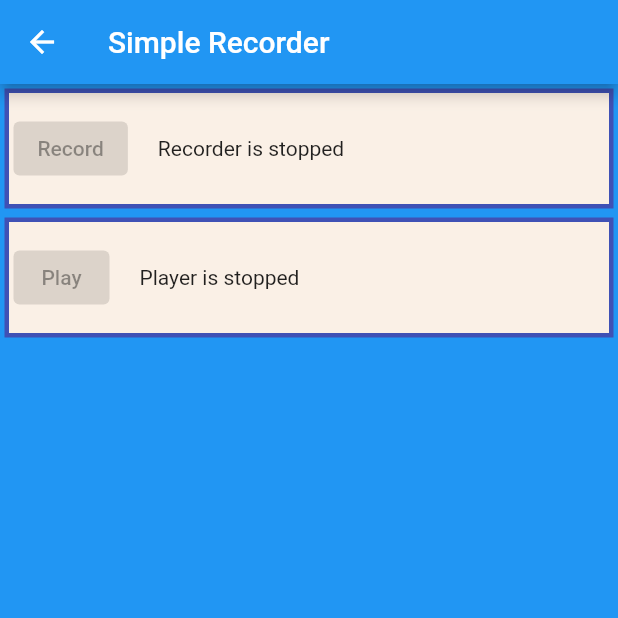
After one commit to Jackpanger/Garbage_Classification, a Flutter app: the VoicePage screen opened directly, on a phone screen of 412 x 824 dp, the top half of it. The commit adds this screen. Run offline on Flutter 3.47's test engine with Material 2 defaults, Android fonts, the phone set to English and light mode, and no system bars; our stand-ins replace date_format, dio, flutter_swiper, fluttertoast, image_picker, permission_handler and 1 more; missing offline and left inert: flutter_cupertino_date_picker_fork, flutter_sound; accounts and stored records are empty; network calls fail; statements that could not run were skipped.

Commit message:
image recognition and voice recognition

```diff
--- /dev/null
+++ b/lib/pages/home/voice.dart
@@ -0,0 +1,223 @@
+import 'dart:async';
+import 'package:dio/dio.dart';
+import 'package:flutter/foundation.dart' show kIsWeb;
+import 'package:flutter/material.dart';
+import 'package:flutter_sound/flutter_sound.dart';
+import 'package:path_provider/path_provider.dart';
+import 'package:permission_handler/permission_handler.dart';
+
+typedef Fn = void Function();
+
+class VoicePage extends StatefulWidget {
+  @override
+  _VoicePageState createState() => _VoicePageState();
+}
+
+class _VoicePageState extends State<VoicePage> {
+  FlutterSoundPlayer _mPlayer = FlutterSoundPlayer();
+  FlutterSoundRecorder _mRecorder = FlutterSoundRecorder();
+  bool _mPlayerIsInited = false;
+  bool _mRecorderIsInited = false;
+  bool _mplaybackReady = false;
+
+  String _mPath='/data/user/0/com.example.garbage_classification/cache/flutter_sound_example.pcm';
+
+  @override
+  void initState() {
+    _mPlayer.openAudioSession().then((value) {
+      setState(() {
+        // var tempDir = await getTemporaryDirectory();
+        // ${tempDir.path}/
+        // _mPath =
+        print(_mPath);
+        _mPlayerIsInited = true;
+      });
+    });
+
+    openTheRecorder().then((value) {
+      setState(() {
+        _mRecorderIsInited = true;
+      });
+    });
+    super.initState();
+  }
+
+  @override
+  void dispose() {
+    _mPlayer.closeAudioSession();
+    _mPlayer = null;
+
+    _mRecorder.closeAudioSession();
+    _mRecorder = null;
+    super.dispose();
+  }
+
+  Future<Map> _getData(_mPath) async {
+    FormData formData = new FormData.fromMap({
+      "key":"c68b31c7fd6da492daceb9b059456e41",
+      "format": "pcm",
+      'say': await MultipartFile.fromFile(_mPath)
+    });
+    print("formData");
+    var response =
+    await Dio().post("http://api.tianapi.com/txapi/voicelajifenlei/index", data: formData);
+
+    print(response.data is Map);
+    print(response.data["newslist"]);
+    return await Future.delayed(Duration(seconds: 2), () {
+      return response.data;
+    });
+  }
+
+  Future<void> openTheRecorder() async {
+    if (!kIsWeb) {
+      var status = await Permission.microphone.request();
+      if (status != PermissionStatus.granted) {
+        throw RecordingPermissionException('Microphone permission not granted');
+      }
+    }
+    await _mRecorder.openAudioSession();
+    _mRecorderIsInited = true;
+  }
+
+  // ----------------------  Here is the code for recording and playback -------
+
+  void record() {
+
+    _mRecorder
+        .startRecorder(
+      toFile: _mPath,
+      // codec: kIsWeb ? Codec.opusWebM : Codec.pcm16,
+    )
+        .then((value) {
+      setState(() {
+        print(_mPath);
+      });
+    });
+  }
+
+  void stopRecorder() async {
+    await _mRecorder.stopRecorder().then((value) {
+      setState(() {
+        // var url = value;
+        // print(url);
+        _mplaybackReady = true;
+        _getData(_mPath);
+      });
+
+    });
+  }
+
+  void play() {
+    assert(_mPlayerIsInited &&
+        _mplaybackReady &&
+        _mRecorder.isStopped &&
+        _mPlayer.isStopped);
+    _mPlayer
+        .startPlayer(
+            fromURI: _mPath,
+            //codec: kIsWeb ? Codec.opusWebM : Codec.aacADTS,
+            whenFinished: () {
+              setState(() {});
+            })
+        .then((value) {
+      setState(() {});
+    });
+  }
+
+  void stopPlayer() {
+    _mPlayer.stopPlayer().then((value) {
+      setState(() {});
+    });
+  }
+
+// ----------------------------- UI --------------------------------------------
+
+  Fn getRecorderFn() {
+    if (!_mRecorderIsInited || !_mPlayer.isStopped) {
+      return null;
+    }
+    return _mRecorder.isStopped ? record : stopRecorder;
+  }
+
+  Fn getPlaybackFn() {
+    if (!_mPlayerIsInited || !_mplaybackReady || !_mRecorder.isStopped) {
+      return null;
+    }
+    return _mPlayer.isStopped ? play : stopPlayer;
+  }
+
+  @override
+  Widget build(BuildContext context) {
+    Widget makeBody() {
+      return Column(
+        children: [
+          Container(
+            margin: const EdgeInsets.all(3),
+            padding: const EdgeInsets.all(3),
+            height: 80,
+            width: double.infinity,
+            alignment: Alignment.center,
+            decoration: BoxDecoration(
+              color: Color(0xFFFAF0E6),
+              border: Border.all(
+                color: Colors.indigo,
+                width: 3,
+              ),
+            ),
+            child: Row(children: [
+              ElevatedButton(
+                onPressed: getRecorderFn(),
+                //color: Colors.white,
+                //disabledColor: Colors.grey,
+                child: Text(_mRecorder.isRecording ? 'Stop' : 'Record'),
+              ),
+              SizedBox(
+                width: 20,
+              ),
+              Text(_mRecorder.isRecording
+                  ? 'Recording in progress'
+                  : 'Recorder is stopped'),
+            ]),
+          ),
+          Container(
+            margin: const EdgeInsets.all(3),
+            padding: const EdgeInsets.all(3),
+            height: 80,
+            width: double.infinity,
+            alignment: Alignment.center,
+            decoration: BoxDecoration(
+              color: Color(0xFFFAF0E6),
+              border: Border.all(
+                color: Colors.indigo,
+                width: 3,
+              ),
+            ),
+            child: Row(children: [
+              ElevatedButton(
+                onPressed: getPlaybackFn(),
+                //color: Colors.white,
+                //disabledColor: Colors.grey,
+                child: Text(_mPlayer.isPlaying ? 'Stop' : 'Play'),
+              ),
+              SizedBox(
+                width: 20,
+              ),
+              Text(_mPlayer.isPlaying
+                  ? 'Playback in progress'
+                  : 'Player is stopped'),
+            ]),
+          ),
+        ],
+      );
+    }
+
+    return Scaffold(
+      backgroundColor: Colors.blue,
+      appBar: AppBar(
+        title: const Text('Simple Recorder'),
+      ),
+      body: makeBody(),
+    );
+  }
+}
--- a/lib/pages/routes/Routes.dart
+++ b/lib/pages/routes/Routes.dart
@@ -1,4 +1,5 @@
 import 'package:flutter/material.dart';
+import 'package:garbage_classification/pages/home/voice.dart';
 import 'package:garbage_classification/pages/me/image.dart';
 import 'package:garbage_classification/pages/me/user/RegisterFirst.dart';
 import 'package:garbage_classification/pages/me/user/RegisterSecond.dart';
@@ -24,6 +25,7 @@ final routes = {
   '/registerSecond': (context,{arguments}) => RegisterSecondPage(arguments:arguments),
   '/registerThird': (context,{arguments}) => RegisterThirdPage(arguments:arguments),
   "/images": (context) => ImagePickerPage(),
+  "/voice":(context) => VoicePage(),
 
 };
 var onGenerateRoute = (RouteSettings settings) {
--- a/pubspec.yaml
+++ b/pubspec.yaml
@@ -23,7 +23,7 @@ environment:
 dependencies:
   flutter:
     sdk: flutter
-  provider: ^3.1.0+1
+  provider: ^5.0.0
 #  flutter_screenutil: ^5.0.0
   fluttertoast: ^8.0.4
   dio: ^4.0.0
@@ -41,6 +41,9 @@ dependencies:
   flutter_cupertino_date_picker_fork: ^1.0.3
   date_format: ^2.0.2
   flutter_swiper: ^1.1.6
+  flutter_sound: ^8.1.1
+  permission_handler: ^7.1.0
+  path_provider: ^2.0.1
 
 
 dev_dependencies:
```
Also changed, not shown: lib/pages/home/Home.dart (+35 -7 lines), pubspec.lock, 4 other files.
